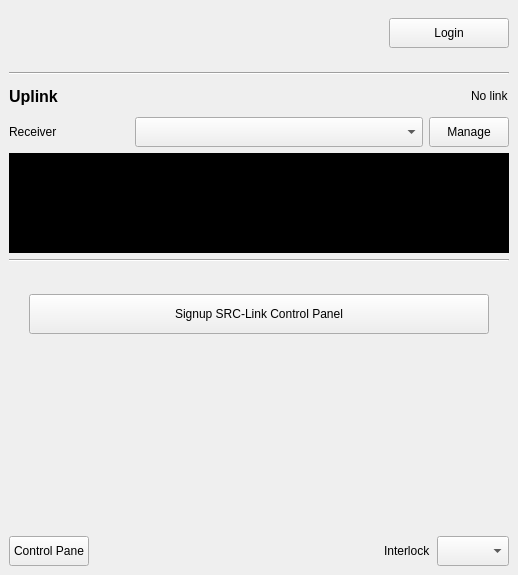
The window that src/UI/egress-link-dock.ui (OPENSPHERE-Inc/src-link) describes before a commit, drawn with Qt 5.
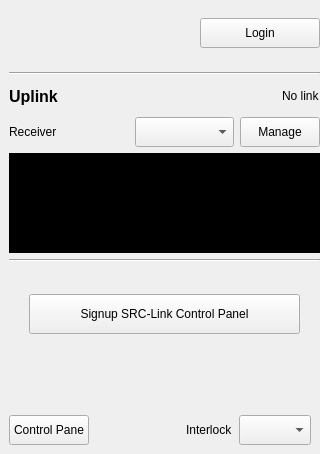
The same window after the commit. Icons and pictures are not drawn.

Commit message: - Separate frontend URL from API server URL - Improve README - Improve Authorization replay contents. - Add app info and oss info to settings dialog. - Fix security issue that name displaying label accepts any format (such as html)

The edit to the form file:
```diff
--- a/src/UI/egress-link-dock.ui
+++ b/src/UI/egress-link-dock.ui
@@ -6,8 +6,8 @@
    <rect>
     <x>0</x>
     <y>0</y>
-    <width>518</width>
-    <height>575</height>
+    <width>320</width>
+    <height>454</height>
    </rect>
   </property>
   <property name="minimumSize">
@@ -34,6 +34,12 @@
    </property>
    <item>
     <widget class="QScrollArea" name="scrollArea">
+     <property name="minimumSize">
+      <size>
+       <width>320</width>
+       <height>400</height>
+      </size>
+     </property>
      <property name="frameShape">
       <enum>QFrame::Shape::NoFrame</enum>
      </property>
@@ -54,8 +60,8 @@
        <rect>
         <x>0</x>
         <y>0</y>
-        <width>518</width>
-        <height>521</height>
+        <width>320</width>
+        <height>400</height>
        </rect>
       </property>
       <layout class="QVBoxLayout" name="scrollAreaLayout">
@@ -127,6 +133,9 @@
            <property name="text">
             <string/>
            </property>
+           <property name="textFormat">
+            <enum>Qt::TextFormat::PlainText</enum>
+           </property>
            <property name="margin">
             <number>0</number>
            </property>
@@ -214,6 +223,9 @@
               <property name="text">
                <string/>
               </property>
+              <property name="textFormat">
+               <enum>Qt::TextFormat::PlainText</enum>
+              </property>
               <property name="alignment">
                <set>Qt::AlignmentFlag::AlignRight|Qt::AlignmentFlag::AlignTrailing|Qt::AlignmentFlag::AlignVCenter</set>
               </property>
```
The commit also changes 12 other files.
